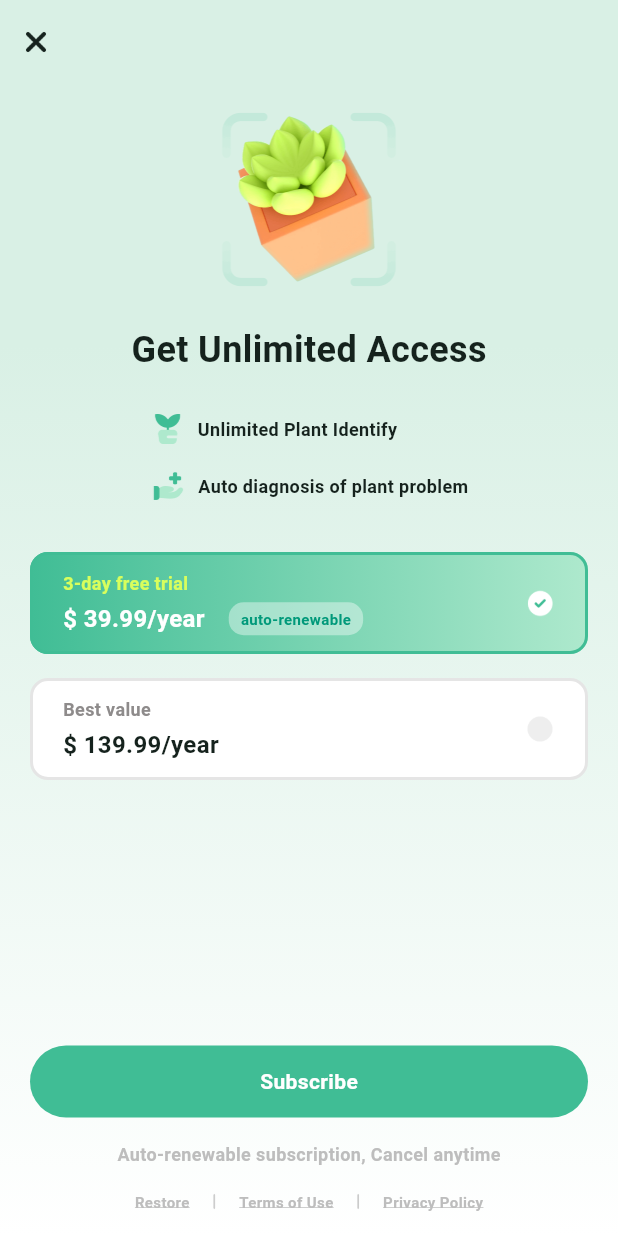
After one commit to Gio7/SYKJ_plant, a Flutter app: the ShopPage screen opened directly, on a phone screen of 412 x 824 dp. The commit adds this screen. Run offline on Flutter 3.47's test engine with Material 3 defaults, Android fonts, the phone set to English and light mode, and no system bars; our stand-ins replace cached_network_image, camera, dio, dotted_decoration, easy_refresh, firebase_analytics and 9 more; missing offline and left inert: advertising_id, amazon_cognito_identity_dart_2, app_settings, crop_your_image, curl_logger_dio_interceptor, encrypt; accounts and stored records are empty; statements that could not run were skipped.

Commit message:
feat 订阅页面

```diff
--- a/lib/common/ui_color.dart
+++ b/lib/common/ui_color.dart
@@ -55,6 +55,10 @@ class UIColor {
 
   static const Color cE1E1E1 = Color(0xFFE1E1E1);
 
+  static const Color cE5E5E5 = Color(0xFFE5E5E5);
+
+  static const Color cD8FE5C = Color(0xFFD8FE5C);
+
   static Color hexToColor(String s) {
     if (s.length != 7 || int.tryParse(s.substring(1, 7), radix: 16) == null) {
       return primary;
--- a/lib/components/user_nav_bar.dart
+++ b/lib/components/user_nav_bar.dart
@@ -2,9 +2,9 @@ import 'package:flutter/cupertino.dart';
 import 'package:flutter/material.dart';
 import 'package:flutter/widgets.dart';
 import 'package:get/get.dart';
-// import 'package:plant/controllers/user_controller.dart';
-// import 'package:plant/pages/login/login_page.dart';
+import 'package:plant/controllers/user_controller.dart';
 import 'package:plant/pages/set_page.dart';
+import 'package:plant/pages/shop/shop_view.dart';
 
 class UserNavBar extends StatelessWidget {
   const UserNavBar({super.key, this.needUser = false});
@@ -12,50 +12,25 @@ class UserNavBar extends StatelessWidget {
 
   @override
   Widget build(BuildContext context) {
-    return Container(
-      height: 56,
-      padding: const EdgeInsets.symmetric(horizontal: 20),
-      child: Row(
-        crossAxisAlignment: CrossAxisAlignment.center,
-        children: [
-          const Spacer(),
-          if (needUser)
-            GestureDetector(
-              onTap: () {
-                Get.to(() => const SetPage());
-                // if (Get.find<UserController>().isLogin.value) {
-                // } else {
-                //   Get.to(() => const LoginPage(), fullscreenDialog: true, routeName: 'login_page');
-                // }
-              },
-              child: Image.asset(
-                'images/icon/user.png',
-                height: 32,
-              ),
-            ),
-        ],
-      ),
-    );
-    /* return Obx(
+     return Obx(
       () => Container(
         height: 56,
         padding: const EdgeInsets.symmetric(horizontal: 20),
         child: Row(
           crossAxisAlignment: CrossAxisAlignment.center,
           children: [
-            if (!(Get.find<UserController>().isLogin.value))
+            if (!(Get.find<UserController>().userInfo.value.isRealVip))
               GestureDetector(
                 onTap: () {
-                  if (Get.find<UserController>().isLogin.value) {
-                  } else {
-                    Get.to(() => const LoginPage(), fullscreenDialog: true, routeName: 'login_page');
-                  }
+                  Get.to(() => ShopPage());
                 },
                 child: Image.asset(
                   'images/icon/pro.png',
                   height: 30,
                 ),
-              ),
+              )
+            else
+              const SizedBox(),
             const Spacer(),
             if (needUser)
               GestureDetector(
@@ -74,6 +49,6 @@ class UserNavBar extends StatelessWidget {
           ],
         ),
       ),
-    ); */
+    );
   }
 }
--- /dev/null
+++ b/lib/pages/shop/shop_controller.dart
@@ -0,0 +1,35 @@
+import 'package:get/get.dart';
+import 'package:plant/common/global_data.dart';
+import 'package:url_launcher/url_launcher.dart';
+
+import 'shop_state.dart';
+
+class ShopController extends GetxController {
+  final ShopState state = ShopState();
+
+  Future<void> skipUrl(bool isPrivacy) async{
+    try {
+      final url = Uri.parse(isPrivacy ? GlobalData.privacyNoticeUrl : GlobalData.termsOfUseUrl);
+      final bool isSul = await launchUrl(
+        url,
+      );
+      if (!isSul) {
+        Get.snackbar('error', 'fail');
+      }
+    } catch (e) {
+      Get.snackbar('error', e.toString());
+    }
+  }
+
+  void selectProduct(dynamic product) {
+    state.currentProduct.value = product;
+  }
+
+  Future<void> restore() async{
+    // TODO 恢复订单
+  }
+
+  Future<void> subscribe() async {
+    // TODO 订阅
+  }
+}
--- /dev/null
+++ b/lib/pages/shop/shop_state.dart
@@ -0,0 +1,22 @@
+import 'package:get/get.dart';
+
+class ShopState {
+  List<dynamic>? productList;
+  Rx<dynamic> currentProduct = Rx<dynamic>(null);
+  RxBool isInRequest = true.obs;
+
+  ShopState() {
+    productList = [
+      {
+        'title': '3-day free trial',
+        'amount': '\$ 39.99/year',
+      },
+      {
+        'title': 'Best value',
+        'amount': '\$ 139.99/year',
+      },
+    ];
+    currentProduct.value = productList!.first;
+    isInRequest.value = false;
+  }
+}
--- /dev/null
+++ b/lib/pages/shop/shop_view.dart
@@ -0,0 +1,298 @@
+import 'package:flutter/material.dart';
+import 'package:get/get.dart';
+import 'package:plant/common/ui_color.dart';
+import 'package:plant/components/btn.dart';
+import 'package:plant/components/loading_dialog.dart';
+import 'package:plant/components/nav_bar.dart';
+
+import 'shop_controller.dart';
+
+class ShopPage extends StatelessWidget {
+  ShopPage({super.key});
+
+  final controller = Get.put(ShopController());
+  final state = Get.find<ShopController>().state;
+
+  @override
+  Widget build(BuildContext context) {
+    return Container(
+      decoration: const BoxDecoration(
+        gradient: LinearGradient(
+          stops: [0.28, 1],
+          begin: Alignment.topCenter,
+          end: Alignment.bottomCenter,
+          colors: [UIColor.cD9F0E5, UIColor.white],
+        ),
+      ),
+      child: SafeArea(
+        top: false,
+        child: Scaffold(
+          backgroundColor: UIColor.transparent,
+          appBar: NavBar(
+            leftWidget: IconButton(
+              onPressed: () => Get.back(),
+              icon: const ImageIcon(
+                AssetImage('images/icon/close.png'),
+                size: 32,
+                color: UIColor.c15221D,
+              ),
+            ),
+          ),
+          body: Container(
+            width: double.infinity,
+            padding: const EdgeInsets.symmetric(horizontal: 20),
+            child: Obx(() {
+              return Column(
+                crossAxisAlignment: CrossAxisAlignment.center,
+                children: [
+                  Expanded(
+                    child: SingleChildScrollView(
+                      child: Column(
+                        children: [
+                          const SizedBox(height: 6),
+                          Image.asset('images/icon/shop_head.png', height: 142),
+                          const SizedBox(height: 12),
+                          Text(
+                            'getUnlimitedAccess'.tr,
+                            style: const TextStyle(
+                              color: UIColor.c15221D,
+                              fontSize: 24,
+                              fontWeight: FontWeight.w700,
+                            ),
+                          ),
+                          const SizedBox(height: 24),
+                          UnconstrainedBox(
+                            child: Column(
+                              crossAxisAlignment: CrossAxisAlignment.start,
+                              mainAxisSize: MainAxisSize.min,
+                              children: [
+                                buildRow(
+                                  'images/icon/detail_characteristics.png',
+                                  'unlimitedPlantIdentify'.tr,
+                                ),
+                                const SizedBox(height: 14),
+                                buildRow(
+                                  'images/icon/shop_diagnosis.png',
+                                  'autoDiagnosisOfPlantProblem'.tr,
+                                ),
+                              ],
+                            ),
+                          ),
+                          const SizedBox(height: 32),
+                          state.isInRequest.value
+                              ? const LoadingDialog()
+                              : Column(
+                                  children: state.productList!
+                                      .map(
+                                        (e) => buildShopItem(
+                                          isSelected: state.currentProduct == e,
+                                          title: e['title'],
+                                          amount: e['amount'],
+                                          onTap: () => controller.selectProduct(e),
+                                        ),
+                                      )
+                                      .toList(),
+                                ),
+                        ],
+                      ),
+                    ),
+                  ),
+                  SizedBox(
+                    width: double.infinity,
+                    child: NormalButton(
+                      text: 'subscribe'.tr,
+                      textColor: UIColor.white,
+                      bgColor: UIColor.primary,
+                      onTap: () {},
+                    ),
+                  ),
+                  Padding(
+                    padding: const EdgeInsets.symmetric(vertical: 16),
+                    child: Text(
+                      'subscribeTips'.tr,
+                      style: TextStyle(
+                        color: UIColor.cBDBDBD,
+                        fontSize: 12,
+                        fontWeight: FontWeightExt.medium,
+                      ),
+                    ),
+                  ),
+                  Container(
+                    margin: const EdgeInsets.only(bottom: 16),
+                    child: Row(
+                      mainAxisAlignment: MainAxisAlignment.center,
+                      children: [
+                        buildTextBtn(
+                          'restore'.tr,
+                          () => controller.restore(),
+                        ),
+                        buildLine(),
+                        buildTextBtn(
+                          'termsOfUse'.tr,
+                          () => controller.skipUrl(false),
+                        ),
+                        buildLine(),
+                        buildTextBtn(
+                          'privacyPolicy'.tr,
+                          () => controller.skipUrl(true),
+                        ),
+                      ],
+                    ),
+                  ),
+                ],
+              );
+            }),
+          ),
+        ),
+      ),
+    );
+  }
+
+  Widget buildTextBtn(String text, Function()? onTap) {
+    return GestureDetector(
+      onTap: onTap,
+      child: Text(
+        text,
+        textAlign: TextAlign.center,
+        style: TextStyle(
+          color: UIColor.cBDBDBD,
+          fontSize: 10,
+          fontWeight: FontWeightExt.medium,
+          decoration: TextDecoration.underline,
+          decorationColor: UIColor.cBDBDBD,
+        ),
+      ),
+    );
+  }
+
+  Container buildLine() {
+    return Container(
+      height: 10,
+      margin: const EdgeInsets.symmetric(horizontal: 16),
+      decoration: ShapeDecoration(
+        color: UIColor.transparent40,
+        shape: RoundedRectangleBorder(
+          side: const BorderSide(width: 0.5, color: UIColor.cBDBDBD),
+          borderRadius: BorderRadius.circular(0.5),
+        ),
+      ),
+    );
+  }
+
+  Row buildRow(String icon, String text) {
+    return Row(
+      children: [
+        Image.asset(icon, height: 24),
+        const SizedBox(width: 8),
+        Text(
+          text,
+          style: const TextStyle(
+            color: UIColor.c15221D,
+            fontSize: 12,
+            fontWeight: FontWeight.w600,
+          ),
+        )
+      ],
+    );
+  }
+
+  Widget buildShopItem({
+    required bool isSelected,
+    required String title,
+    required String amount,
+    required Function()? onTap,
+  }) {
+    Color borderColor;
+    Color titleColor;
+    Color amountColor;
+    String rightIcon;
+    Widget? selectedTag;
+    if (isSelected) {
+      borderColor = UIColor.c40BD95;
+      titleColor = UIColor.cD8FE5C;
+      amountColor = UIColor.white;
+      rightIcon = 'images/icon/check_circle.png';
+      selectedTag = Container(
+        height: 22,
+        margin: const EdgeInsets.only(left: 16),
+        padding: const EdgeInsets.symmetric(horizontal: 8, vertical: 4),
+        decoration: ShapeDecoration(
+          color: UIColor.transparent40,
+          shape: RoundedRectangleBorder(
+            borderRadius: BorderRadius.circular(10),
+          ),
+        ),
+        alignment: Alignment.center,
+        child: Text(
+          'autoRenewable'.tr,
+          style: const TextStyle(
+            color: UIColor.c00997A,
+            fontSize: 10,
+            fontWeight: FontWeight.w700,
+          ),
+        ),
+      );
+    } else {
+      borderColor = UIColor.cE5E5E5;
+      titleColor = UIColor.c8E8B8B;
+      amountColor = UIColor.c15221D;
+      rightIcon = 'images/icon/unchecked_circle.png';
+    }
+    return GestureDetector(
+      onTap: onTap,
+      child: Container(
+        margin: const EdgeInsets.only(bottom: 16),
+        padding: const EdgeInsets.symmetric(vertical: 10, horizontal: 20),
+        decoration: ShapeDecoration(
+          color: isSelected ? null : Colors.white,
+          gradient: isSelected
+              ? const LinearGradient(
+                  begin: Alignment.centerRight,
+                  end: Alignment.centerLeft,
+                  colors: [UIColor.cAEE9CD, UIColor.c40BD95],
+                )
+              : null,
+          shape: RoundedRectangleBorder(
+            side: BorderSide(width: 2, color: borderColor),
+            borderRadius: BorderRadius.circular(12),
+          ),
+        ),
+        child: Row(
+          children: [
+            Expanded(
+              child: Column(
+                crossAxisAlignment: CrossAxisAlignment.start,
+                children: [
+                  Text(
+                    title,
+                    style: TextStyle(
+                      color: titleColor,
+                      fontSize: 12,
+                      fontWeight: FontWeight.w600,
+                    ),
+                  ),
+                  const SizedBox(height: 4),
+                  Row(
+                    children: [
+                      Text(
+                        amount,
+                        style: TextStyle(
+                          color: amountColor,
+                          fontSize: 16,
+                          fontWeight: FontWeight.w700,
+                        ),
+                      ),
+                      if (selectedTag != null) selectedTag,
+                    ],
+                  ),
+                ],
+              ),
+            ),
+            const SizedBox(width: 12),
+            Image.asset(rightIcon, height: 20),
+          ],
+        ),
+      ),
+    );
+  }
+}
```
Also changed, not shown: images/icon/check_circle.png (added), images/icon/shop_diagnosis.png (added), images/icon/shop_head.png (added), images/icon/unchecked_circle.png (added).
